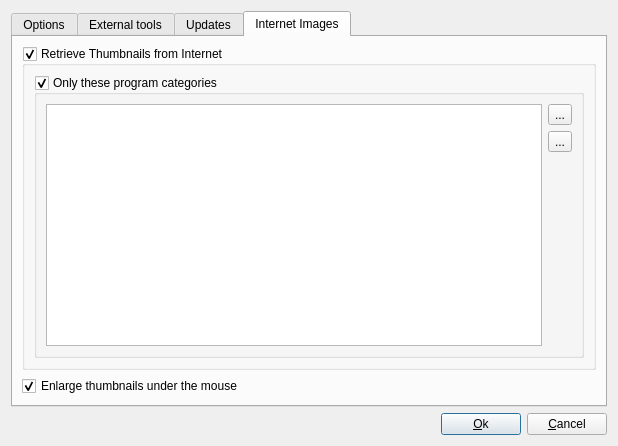
Above: ui/config.ui from jlbrd/qmagneto before the change. Below: the same form after it.
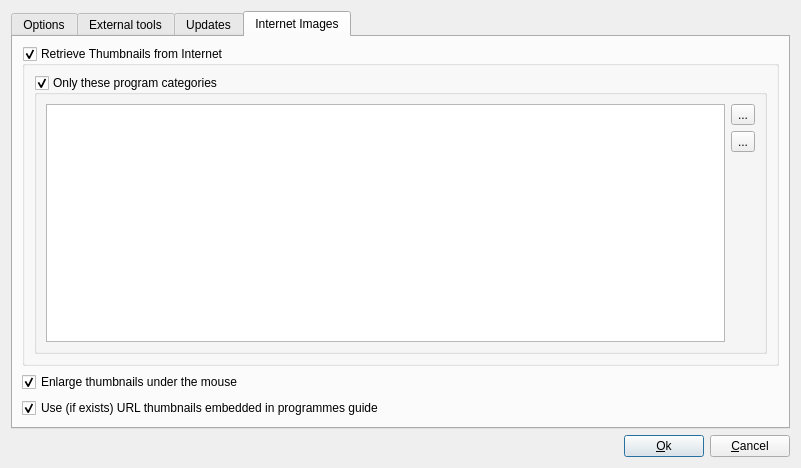
That is the form after the change. The open tabs and pages were chosen to show the change. Icons and pictures are not drawn.

Commit message: - Use (if exists) URL thumbnails embedded in programmes guide

Patch:
```diff
--- a/ui/config.ui
+++ b/ui/config.ui
@@ -6,8 +6,8 @@
    <rect>
     <x>0</x>
     <y>0</y>
-    <width>618</width>
-    <height>446</height>
+    <width>801</width>
+    <height>468</height>
    </rect>
   </property>
   <property name="windowTitle">
@@ -882,6 +882,16 @@
          </property>
         </widget>
        </item>
+       <item row="2" column="0">
+        <widget class="QCheckBox" name="getGuideUrlThumbnail">
+         <property name="text">
+          <string>Use (if exists) URL thumbnails embedded in programmes guide </string>
+         </property>
+         <property name="checked">
+          <bool>true</bool>
+         </property>
+        </widget>
+       </item>
       </layout>
      </widget>
     </widget>
```
The commit also changes 6 other files.
